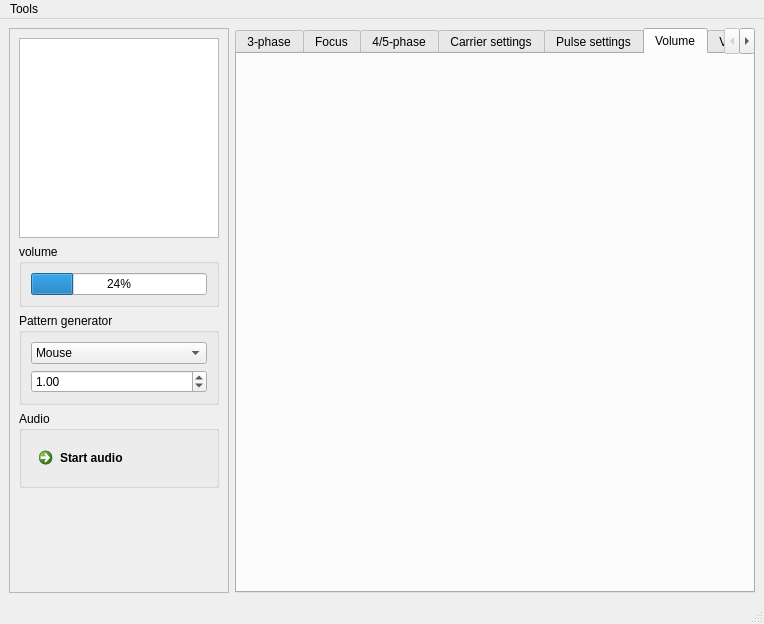
Qt form designer/mainwindow.ui (diglet48/restim) before a commit.
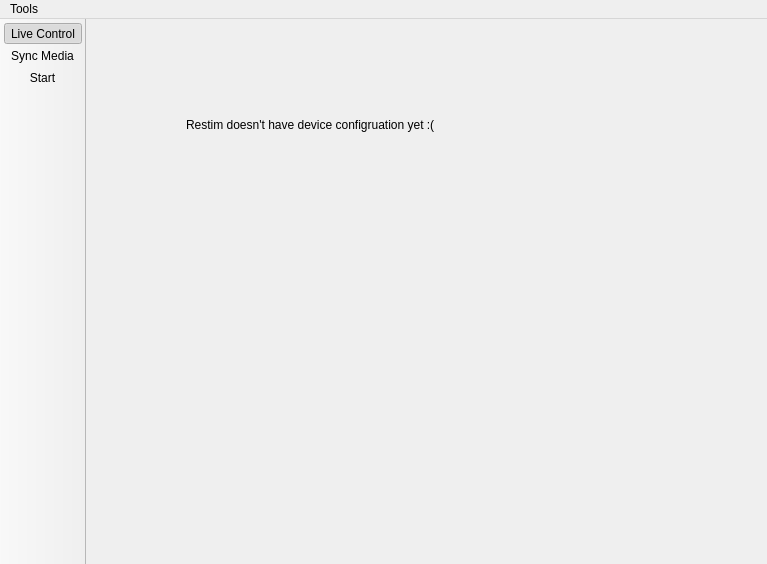
The same form after that commit. The open tabs and pages were chosen to show the change. Icons and pictures are not drawn. Custom widgets are drawn as their Qt base class.

Commit message: Implement media sync & funscript loading, improve device wizard.

```diff
--- a/designer/mainwindow.ui
+++ b/designer/mainwindow.ui
@@ -6,8 +6,8 @@
    <rect>
     <x>0</x>
     <y>0</y>
-    <width>764</width>
-    <height>624</height>
+    <width>767</width>
+    <height>564</height>
    </rect>
   </property>
   <property name="windowTitle">
@@ -19,6 +19,25 @@
   </property>
   <widget class="QWidget" name="centralwidget">
    <layout class="QHBoxLayout" name="horizontalLayout">
+    <property name="leftMargin">
+     <number>0</number>
+    </property>
+    <property name="topMargin">
+     <number>0</number>
+    </property>
+    <property name="rightMargin">
+     <number>0</number>
+    </property>
+    <property name="bottomMargin">
+     <number>0</number>
+    </property>
+    <item>
+     <widget class="QStackedWidget" name="stackedWidget">
+      <property name="currentIndex">
+       <number>0</number>
+      </property>
+      <widget class="QWidget" name="page_control">
+       <layout class="QHBoxLayout" name="horizontalLayout_2">
     <item>
      <widget class="QFrame" name="frame">
       <property name="sizePolicy">
@@ -120,22 +139,6 @@
          </layout>
         </widget>
        </item>
-       <item>
-        <widget class="QGroupBox" name="groupBox_2">
-         <property name="title">
-          <string>Audio</string>
-         </property>
-         <layout class="QVBoxLayout" name="verticalLayout_4">
-          <item>
-           <widget class="QCommandLinkButton" name="startStopAudioButton">
-            <property name="text">
-             <string>Start audio</string>
-            </property>
-           </widget>
-          </item>
-         </layout>
-        </widget>
-       </item>
        <item>
         <spacer name="verticalSpacer">
          <property name="orientation">
@@ -219,22 +222,6 @@
         <property name="bottomMargin">
          <number>6</number>
         </property>
-        <item>
-         <widget class="VolumeControlWidget" name="volumeWidget" native="true"/>
-        </item>
-        <item>
-         <spacer name="verticalSpacer_2">
-          <property name="orientation">
-           <enum>Qt::Vertical</enum>
-          </property>
-          <property name="sizeHint" stdset="0">
-           <size>
-            <width>20</width>
-            <height>40</height>
-           </size>
-          </property>
-         </spacer>
-        </item>
        </layout>
       </widget>
       <widget class="VibrationSettingsWidget" name="tab_vibrate">
@@ -251,13 +238,47 @@
     </item>
    </layout>
   </widget>
-  <widget class="QStatusBar" name="statusbar"/>
+      <widget class="MediaSettingsWidget" name="page_media"/>
+      <widget class="QWidget" name="page_device">
+       <widget class="QLabel" name="label_3">
+        <property name="geometry">
+         <rect>
+          <x>100</x>
+          <y>90</y>
+          <width>261</width>
+          <height>31</height>
+         </rect>
+        </property>
+        <property name="text">
+         <string>Restim doesn't have device configruation yet :(</string>
+        </property>
+       </widget>
+      </widget>
+      <widget class="QWidget" name="page_log">
+       <widget class="QLabel" name="label_2">
+        <property name="geometry">
+         <rect>
+          <x>80</x>
+          <y>70</y>
+          <width>221</width>
+          <height>31</height>
+         </rect>
+        </property>
+        <property name="text">
+         <string>Restim doesn't have a log yet :(</string>
+        </property>
+       </widget>
+      </widget>
+     </widget>
+    </item>
+   </layout>
+  </widget>
   <widget class="QMenuBar" name="menuBar">
    <property name="geometry">
     <rect>
      <x>0</x>
      <y>0</y>
-     <width>764</width>
+     <width>767</width>
      <height>21</height>
     </rect>
    </property>
@@ -271,6 +292,32 @@
    </widget>
    <addaction name="menuTools"/>
   </widget>
+  <widget class="QToolBar" name="toolBar">
+   <property name="windowTitle">
+    <string>toolBar</string>
+   </property>
+   <property name="movable">
+    <bool>false</bool>
+   </property>
+   <property name="iconSize">
+    <size>
+     <width>65</width>
+     <height>48</height>
+    </size>
+   </property>
+   <property name="toolButtonStyle">
+    <enum>Qt::ToolButtonTextUnderIcon</enum>
+   </property>
+   <attribute name="toolBarArea">
+    <enum>LeftToolBarArea</enum>
+   </attribute>
+   <attribute name="toolBarBreak">
+    <bool>false</bool>
+   </attribute>
+   <addaction name="actionControl"/>
+   <addaction name="actionMedia"/>
+   <addaction name="actionStart"/>
+  </widget>
   <action name="actionFunscript_conversion">
    <property name="text">
     <string>Funscript conversion (1d -&gt; 2d)</string>
@@ -286,6 +333,79 @@
     <string>Device selection</string>
    </property>
   </action>
+  <action name="actionControl">
+   <property name="checkable">
+    <bool>true</bool>
+   </property>
+   <property name="checked">
+    <bool>true</bool>
+   </property>
+   <property name="icon">
+    <iconset resource="../resources/restim.qrc">
+     <normaloff>:/restim/sliders_poly.svg</normaloff>:/restim/sliders_poly.svg</iconset>
+   </property>
+   <property name="text">
+    <string>Live Control</string>
+   </property>
+   <property name="shortcut">
+    <string>Ctrl+1</string>
+   </property>
+  </action>
+  <action name="actionMedia">
+   <property name="checkable">
+    <bool>true</bool>
+   </property>
+   <property name="icon">
+    <iconset resource="../resources/restim.qrc">
+     <normaloff>:/restim/film-1_poly.svg</normaloff>:/restim/film-1_poly.svg</iconset>
+   </property>
+   <property name="text">
+    <string>Sync Media</string>
+   </property>
+   <property name="shortcut">
+    <string>Ctrl+2</string>
+   </property>
+  </action>
+  <action name="actionDevice">
+   <property name="checkable">
+    <bool>true</bool>
+   </property>
+   <property name="icon">
+    <iconset resource="../resources/restim.qrc">
+     <normaloff>:/restim/plug-1_poly.svg</normaloff>:/restim/plug-1_poly.svg</iconset>
+   </property>
+   <property name="text">
+    <string>Device</string>
+   </property>
+   <property name="shortcut">
+    <string>Ctrl+3</string>
+   </property>
+  </action>
+  <action name="actionStart">
+   <property name="icon">
+    <iconset>
+     <normaloff>:/newPrefix/play_poly.svg</normaloff>
+     <normalon>../resources/stop-sign_poly.svg</normalon>:/newPrefix/play_poly.svg</iconset>
+   </property>
+   <property name="text">
+    <string>Start</string>
+   </property>
+  </action>
+  <action name="actionLog">
+   <property name="checkable">
+    <bool>true</bool>
+   </property>
+   <property name="icon">
+    <iconset resource="../resources/restim.qrc">
+     <normaloff>:/restim/docs-1_poly.svg</normaloff>:/restim/docs-1_poly.svg</iconset>
+   </property>
+   <property name="text">
+    <string>Log</string>
+   </property>
+   <property name="shortcut">
+    <string>Ctrl+4</string>
+   </property>
+  </action>
  </widget>
  <customwidgets>
   <customwidget>
@@ -342,7 +462,13 @@
   <customwidget>
    <class>VibrationSettingsWidget</class>
    <extends>QWidget</extends>
-   <header>qt_ui/vibrationsettingswidget.h</header>
+   <header>qt_ui/vibration_settings_widget.h</header>
+   <container>1</container>
+  </customwidget>
+  <customwidget>
+   <class>MediaSettingsWidget</class>
+   <extends>QWidget</extends>
+   <header>qt_ui/media_settings_widget.h</header>
    <container>1</container>
   </customwidget>
  </customwidgets>
```
Left out of the diff: 30 changed lines with no effect on the pictures. Lines whose indentation alone changed are shown as unchanged. The commit also changes 109 other files.
